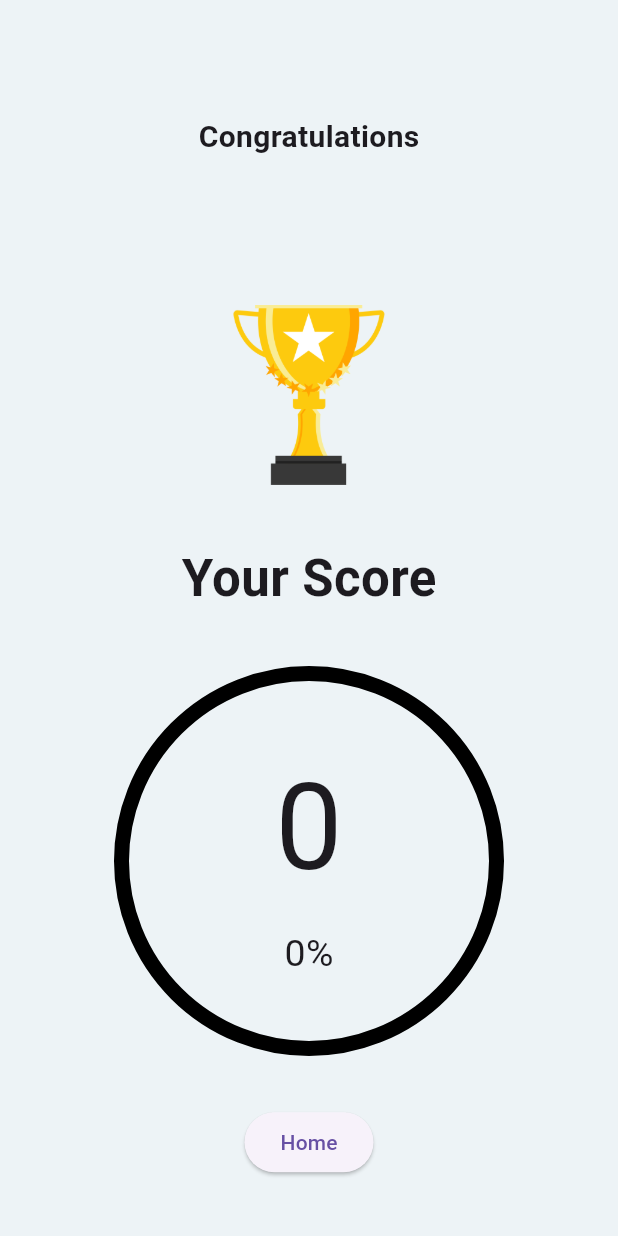
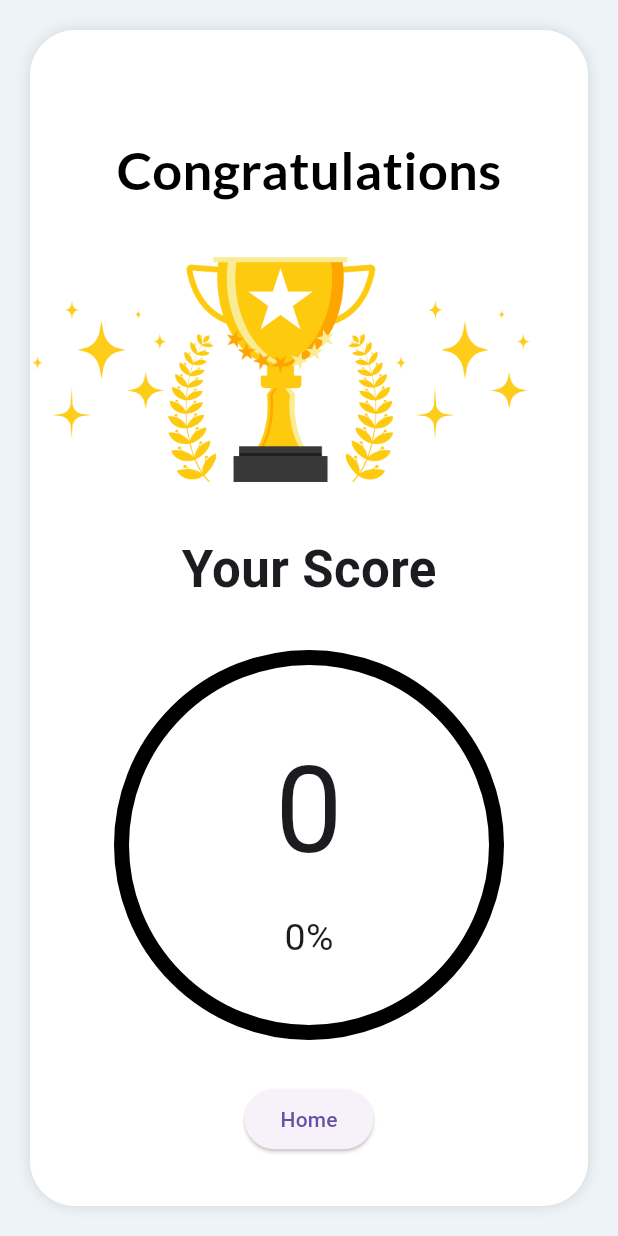
Before and after one commit to puttipongle/ENGCE-307, a Flutter app: the ResultPage screen opened directly with empty values, on a phone screen of 412 x 824 dp. Run offline on Flutter 3.47's test engine with Material 3 defaults, Android fonts, the phone set to English and light mode, and no system bars; our stand-ins replace animated_text_kit, device_preview, google_fonts.

Commit message:
Update Ui resultpage

```diff
--- a/term_project_quizapp/lib/Page/questionspage.dart
+++ b/term_project_quizapp/lib/Page/questionspage.dart
@@ -1,5 +1,6 @@
 import 'package:flutter/material.dart';
 import 'package:term_project_quizapp/Model/model.dart';
+import 'package:google_fonts/google_fonts.dart';
 
 class qpage extends StatefulWidget {
   int? suit;
@@ -273,20 +274,46 @@ class ResultPage extends StatelessWidget {
   Widget build(BuildContext context) {
     return Scaffold(
       backgroundColor: Color(0xffedf3f6),
-      body: Column(
+      body: Padding(
+        padding: const EdgeInsets.all(20),
+        child: Container(
+          alignment: Alignment.center,
+          width: MediaQuery.of(context).size.width,
+          decoration: BoxDecoration(
+              color: Colors.white,
+              borderRadius: BorderRadius.circular(30),
+              boxShadow: const [
+                BoxShadow(
+                  color: Colors.black12,
+                  blurRadius: 7,
+                ),
+              ]),
+          child: Column(
             mainAxisAlignment: MainAxisAlignment.spaceEvenly,
             children: [
               const SizedBox(
                 width: 1000,
               ),
               Text('Congratulations',
-              style: TextStyle(fontSize: 20, fontWeight: FontWeight.bold)),
-          const SizedBox(
-            height: 20,
+                  style: GoogleFonts.lato(
+                      color: Colors.black,
+                      fontSize: 35,
+                      fontWeight: FontWeight.bold)),
+              Row(
+                children: [
+                  Image.asset(
+                    'assets/images/Star.png',
+                    scale: 13,
                   ),
                   Image.asset(
                     'assets/images/award.png',
-            scale: 10,
+                    scale: 8,
+                  ),
+                  Image.asset(
+                    'assets/images/Star.png',
+                    scale: 13,
+                  ),
+                ],
               ),
               const Text(
                 'Your Score',
@@ -333,6 +360,8 @@ class ResultPage extends StatelessWidget {
                   child: Text('Home'))
             ],
           ),
+        ),
+      ),
     );
   }
 }
--- a/term_project_quizapp/pubspec.yaml
+++ b/term_project_quizapp/pubspec.yaml
@@ -77,6 +77,7 @@ flutter:
     - assets/images/yugioh.png
     - assets/images/hsr.png
     - assets/images/award.png
+    - assets/images/Star.png
     - assets/iconapp/icon_app.png
 
   # An image asset can refer to one or more resolution-specific "variants", see
```
Also changed, not shown: term_project_quizapp/assets/images/Star.png (added), term_project_quizapp/assets/images/award.png. Lines whose indentation alone changed are shown as unchanged.
